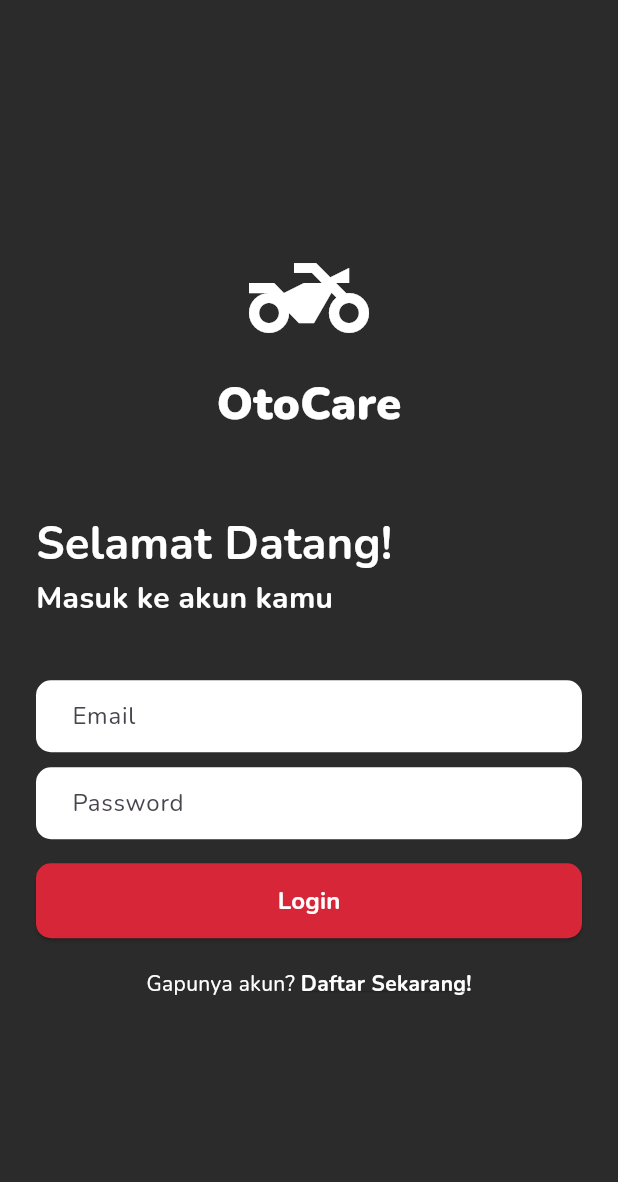
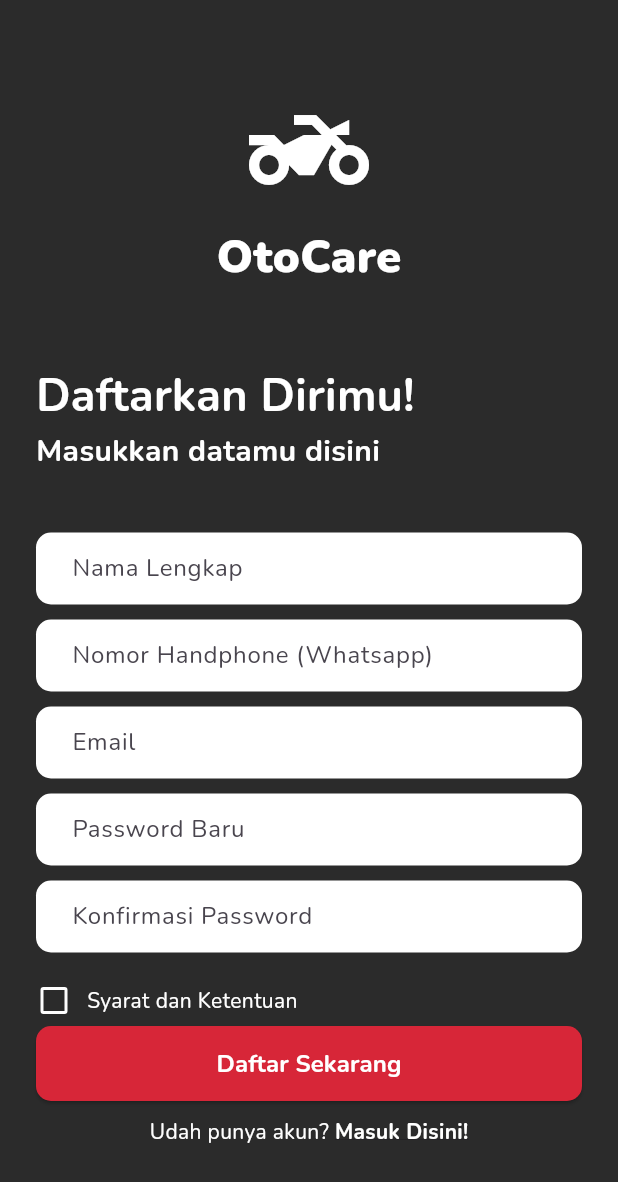
Before and after one commit to ZikraZana/otocare, a Flutter app: the screen it shows after launch, after a tap on "Daftar Sekarang!", on a phone screen of 412 x 824 dp. Shown: the top 1182 px of the screen. Run offline on Flutter 3.47's test engine with Material 3 defaults, Android fonts, the light colour scheme and no system bars.

Commit message:
RegisterPage

```diff
--- a/lib/main.dart
+++ b/lib/main.dart
@@ -12,6 +12,8 @@ class MyApp extends StatelessWidget {
   @override
   Widget build(BuildContext context) {
     return MaterialApp(
+      debugShowCheckedModeBanner: false,
+
       title: 'Flutter Demo',
       theme: ThemeData(
         // This is the theme of your application.
--- a/lib/pages/auth/login.dart
+++ b/lib/pages/auth/login.dart
@@ -1,4 +1,5 @@
 import 'package:flutter/material.dart';
+import 'package:otocare/pages/auth/register.dart';
 
 class LoginPage extends StatefulWidget {
   const LoginPage({super.key});
@@ -124,7 +125,7 @@ class _LoginPageState extends State<LoginPage> {
                 ),
               ),
 
-              const SizedBox(height: 20),
+              const SizedBox(height: 10),
 
               Row(
                 mainAxisAlignment: MainAxisAlignment.center,
@@ -135,7 +136,12 @@ class _LoginPageState extends State<LoginPage> {
                   ),
                   GestureDetector(
                     onTap: () {
-                      print("Pindah ke Halaman Daftar");
+                      Navigator.push(
+                        context,
+                        MaterialPageRoute(
+                          builder: (context) => const RegisterPage(),
+                        ),
+                      );
                     },
                     child: const Text(
                       "Daftar Sekarang!",
--- a/lib/pages/auth/register.dart
+++ b/lib/pages/auth/register.dart
@@ -0,0 +1,250 @@
+import 'package:flutter/material.dart';
+import 'package:otocare/pages/auth/login.dart';
+
+class RegisterPage extends StatefulWidget {
+  const RegisterPage({super.key});
+
+  @override
+  State<RegisterPage> createState() => _RegisterPageState();
+}
+
+class _RegisterPageState extends State<RegisterPage> {
+  bool isAgreed = false;
+
+  final TextEditingController _namaLengkapController = TextEditingController();
+  final TextEditingController _nomorHandphoneController =
+      TextEditingController();
+  final TextEditingController _emailController = TextEditingController();
+  final TextEditingController _passwordController = TextEditingController();
+  final TextEditingController _konfirmasiPasswordController =
+      TextEditingController();
+
+  @override
+  Widget build(BuildContext context) {
+    return Scaffold(
+      backgroundColor: const Color(0xFF2B2B2B),
+
+      body: Center(
+        child: SingleChildScrollView(
+          padding: const EdgeInsets.all(24.0),
+          child: Column(
+            mainAxisAlignment: MainAxisAlignment.center,
+            crossAxisAlignment: CrossAxisAlignment.start,
+            children: [
+              Center(
+                child: Column(
+                  children: [
+                    Icon(Icons.two_wheeler, size: 80, color: Colors.white),
+                    const SizedBox(height: 10),
+                    const Text(
+                      "OtoCare",
+                      style: TextStyle(
+                        color: Colors.white,
+                        fontSize: 30,
+                        fontWeight: FontWeight.w900,
+                      ),
+                    ),
+                  ],
+                ),
+              ),
+
+              const SizedBox(height: 50),
+              const Text(
+                "Daftarkan Dirimu!",
+                style: TextStyle(
+                  color: Colors.white,
+                  fontSize: 30,
+                  fontWeight: FontWeight.bold,
+                ),
+              ),
+
+              const Text(
+                "Masukkan datamu disini",
+                style: TextStyle(
+                  color: Colors.white,
+                  fontSize: 20,
+                  fontWeight: FontWeight.bold,
+                ),
+              ),
+
+              const SizedBox(height: 40),
+              TextField(
+                controller: _namaLengkapController,
+                decoration: InputDecoration(
+                  filled: true,
+                  fillColor: Colors.white,
+                  hintText: "Nama Lengkap",
+                  contentPadding: const EdgeInsets.symmetric(
+                    horizontal: 20,
+                    vertical: 10,
+                  ),
+                  border: OutlineInputBorder(
+                    borderRadius: BorderRadius.circular(10),
+                    borderSide: BorderSide.none,
+                  ),
+                ),
+              ),
+
+              const SizedBox(height: 10),
+              TextField(
+                controller: _nomorHandphoneController,
+                decoration: InputDecoration(
+                  filled: true,
+                  fillColor: Colors.white,
+                  hintText: "Nomor Handphone (Whatsapp)",
+                  contentPadding: const EdgeInsets.symmetric(
+                    horizontal: 20,
+                    vertical: 10,
+                  ),
+                  border: OutlineInputBorder(
+                    borderRadius: BorderRadius.circular(10),
+                    borderSide: BorderSide.none,
+                  ),
+                ),
+              ),
+
+              const SizedBox(height: 10),
+              TextField(
+                controller: _emailController,
+                decoration: InputDecoration(
+                  filled: true,
+                  fillColor: Colors.white,
+                  hintText: "Email",
+                  contentPadding: const EdgeInsets.symmetric(
+                    horizontal: 20,
+                    vertical: 10,
+                  ),
+                  border: OutlineInputBorder(
+                    borderRadius: BorderRadius.circular(10),
+                    borderSide: BorderSide.none,
+                  ),
+                ),
+              ),
+
+              const SizedBox(height: 10),
+              TextField(
+                controller: _passwordController,
+                obscureText: true,
+                decoration: InputDecoration(
+                  filled: true,
+                  fillColor: Colors.white,
+                  hintText: "Password Baru",
+                  contentPadding: const EdgeInsets.symmetric(
+                    horizontal: 20,
+                    vertical: 10,
+                  ),
+                  border: OutlineInputBorder(
+                    borderRadius: BorderRadius.circular(10),
+                    borderSide: BorderSide.none,
+                  ),
+                ),
+              ),
+
+              const SizedBox(height: 10),
+              TextField(
+                controller: _konfirmasiPasswordController,
+                obscureText: true,
+                decoration: InputDecoration(
+                  filled: true,
+                  fillColor: Colors.white,
+                  hintText: "Konfirmasi Password",
+                  contentPadding: const EdgeInsets.symmetric(
+                    horizontal: 20,
+                    vertical: 10,
+                  ),
+                  border: OutlineInputBorder(
+                    borderRadius: BorderRadius.circular(10),
+                    borderSide: BorderSide.none,
+                  ),
+                ),
+              ),
+
+              const SizedBox(height: 20),
+
+              Row(
+                children: [
+                  SizedBox(
+                    height: 24,
+                    width: 24,
+                    child: Checkbox(
+                      value: isAgreed,
+                      activeColor: Color(0xFFD72638),
+                      checkColor: Colors.black,
+                      side: const BorderSide(color: Colors.white, width: 2),
+                      onChanged: (bool? value) {
+                        setState(() {
+                          isAgreed = value ?? false;
+                        });
+                      },
+                    ),
+                  ),
+                  const SizedBox(width: 10),
+                  const Text(
+                    "Syarat dan Ketentuan",
+                    style: TextStyle(color: Colors.white),
+                  ),
+                ],
+              ),
+
+              const SizedBox(height: 5),
+              SizedBox(
+                width: double.infinity,
+                height: 50,
+                child: ElevatedButton(
+                  onPressed: () {
+                    print("Tombol dipencet bang");
+                  },
+                  style: ElevatedButton.styleFrom(
+                    backgroundColor: const Color(0xFFD72638),
+                    foregroundColor: Colors.white,
+                    shape: RoundedRectangleBorder(
+                      borderRadius: BorderRadius.circular(10),
+                    ),
+                  ),
+                  child: const Text(
+                    "Daftar Sekarang",
+                    style: TextStyle(
+                      fontSize: 16,
+                      color: Colors.white,
+                      fontWeight: FontWeight.bold,
+                    ),
+                  ),
+                ),
+              ),
+
+              const SizedBox(height: 10),
+
+              Row(
+                mainAxisAlignment: MainAxisAlignment.center,
+                children: [
+                  const Text(
+                    "Udah punya akun? ",
+                    style: TextStyle(color: Colors.white),
+                  ),
+                  GestureDetector(
+                    onTap: () {
+                      Navigator.push(
+                        context,
+                        MaterialPageRoute(
+                          builder: (context) => const LoginPage(),
+                        ),
+                      );
+                    },
+                    child: const Text(
+                      "Masuk Disini!",
+                      style: TextStyle(
+                        color: Colors.white,
+                        fontWeight: FontWeight.bold,
+                        decoration: TextDecoration.underline,
+                      ),
+                    ),
+                  ),
+                ],
+              ),
+            ],
+          ),
+        ),
+      ),
+    );
+  }
+}
```
